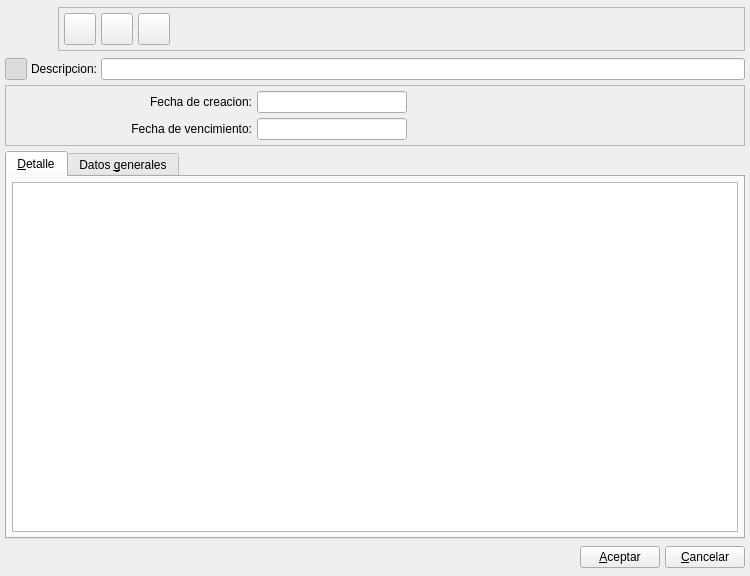
Old version of the form bulmages/bulmafact/plugins/pluginbf_minicontabilidad/presupuestocontablebase.ui in the repository eboladev/Bulmages-1.
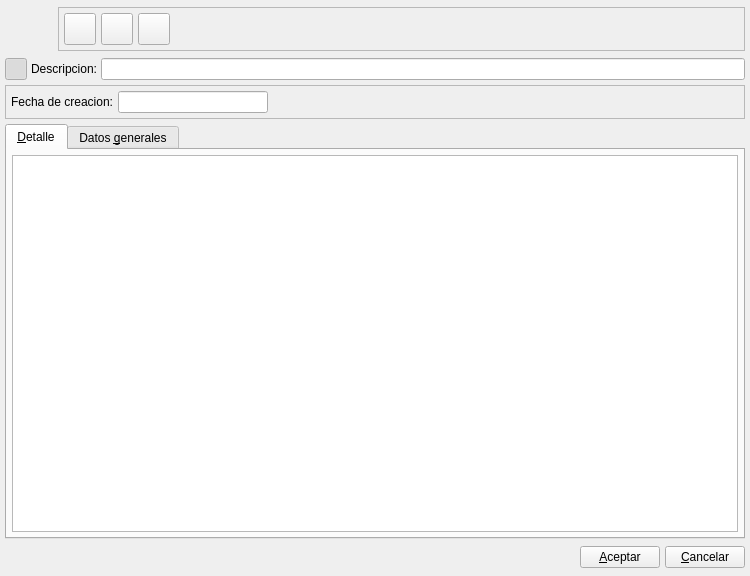
New version of the form. Icons and pictures are not drawn. Custom widgets are drawn as their Qt base class.

What changed in the file:
```diff
--- a/bulmages/bulmafact/plugins/pluginbf_minicontabilidad/presupuestocontablebase.ui
+++ b/bulmages/bulmafact/plugins/pluginbf_minicontabilidad/presupuestocontablebase.ui
@@ -394,40 +394,18 @@
         </property>
        </widget>
       </item>
-      <item row="1" column="0">
-       <widget class="QLabel" name="label11">
-        <property name="sizePolicy">
-         <sizepolicy hsizetype="Preferred" vsizetype="Fixed">
-          <horstretch>0</horstretch>
-          <verstretch>0</verstretch>
-         </sizepolicy>
+      <item row="0" column="3">
+       <spacer name="horizontalSpacer">
+        <property name="orientation">
+         <enum>Qt::Horizontal</enum>
         </property>
-        <property name="text">
-         <string>Fecha de vencimiento:</string>
-        </property>
-        <property name="alignment">
-         <set>Qt::AlignRight|Qt::AlignTrailing|Qt::AlignVCenter</set>
-        </property>
-        <property name="buddy">
-         <cstring>mui_vencpresupuesto</cstring>
-        </property>
-       </widget>
-      </item>
-      <item row="1" column="1" colspan="2">
-       <widget class="BlDateSearch" name="mui_vencpresupuesto">
-        <property name="minimumSize">
+        <property name="sizeHint" stdset="0">
          <size>
-          <width>150</width>
-          <height>0</height>
+          <width>40</width>
+          <height>20</height>
          </size>
         </property>
-        <property name="maximumSize">
-         <size>
-          <width>150</width>
-          <height>16777215</height>
-         </size>
-        </property>
-       </widget>
+       </spacer>
       </item>
      </layout>
     </widget>
```
Left out of the diff: 1 changed line with no effect on the pictures.
